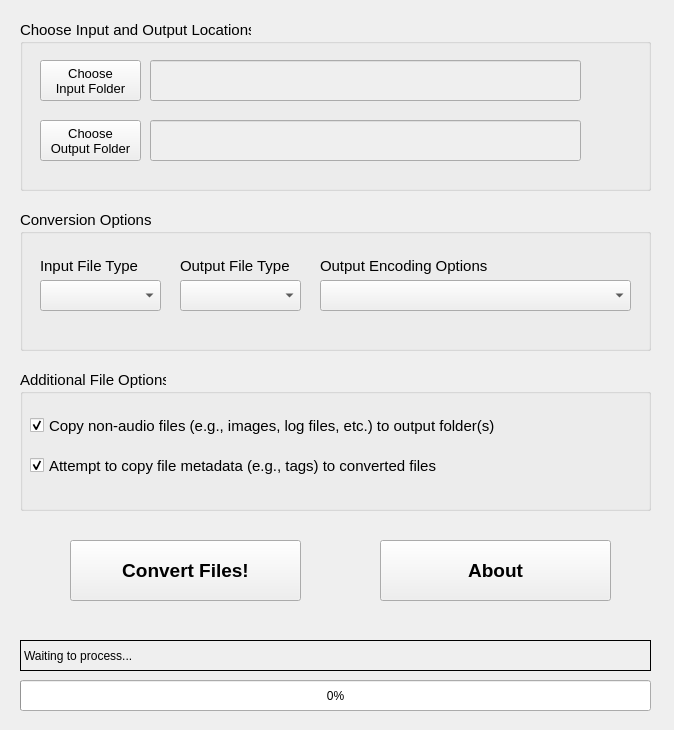
This is qt6_forms/main_window.ui in ryanboyd/Presto-Change-O as Qt 5 draws it before an edit. The edited form follows.
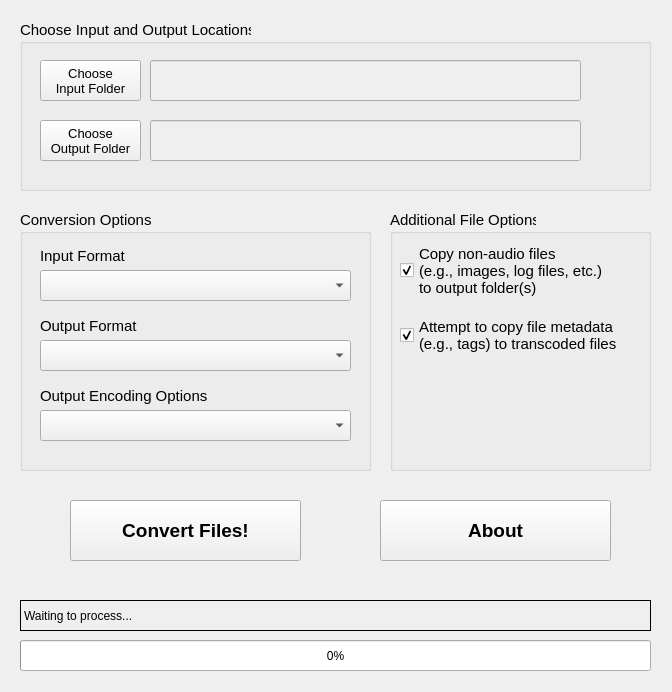
This is the edited form. Icons and pictures are not drawn.

```diff
--- a/qt6_forms/main_window.ui
+++ b/qt6_forms/main_window.ui
@@ -6,8 +6,8 @@
    <rect>
     <x>0</x>
     <y>0</y>
-    <width>674</width>
-    <height>730</height>
+    <width>672</width>
+    <height>692</height>
    </rect>
   </property>
   <property name="contextMenuPolicy">
@@ -25,7 +25,7 @@
     <property name="geometry">
      <rect>
       <x>20</x>
-      <y>680</y>
+      <y>640</y>
       <width>631</width>
       <height>31</height>
      </rect>
@@ -50,7 +50,7 @@
     <property name="geometry">
      <rect>
       <x>20</x>
-      <y>640</y>
+      <y>600</y>
       <width>631</width>
       <height>31</height>
      </rect>
@@ -69,7 +69,7 @@
     <property name="geometry">
      <rect>
       <x>70</x>
-      <y>540</y>
+      <y>500</y>
       <width>231</width>
       <height>61</height>
      </rect>
@@ -200,10 +200,10 @@
    <widget class="QGroupBox" name="ExtraFileOptionsGroupbox">
     <property name="geometry">
      <rect>
-      <x>20</x>
-      <y>370</y>
-      <width>631</width>
-      <height>141</height>
+      <x>390</x>
+      <y>210</y>
+      <width>261</width>
+      <height>261</height>
      </rect>
     </property>
     <property name="font">
@@ -214,33 +214,36 @@
     <property name="title">
      <string>Additional File Options</string>
     </property>
-    <widget class="QCheckBox" name="IncludeNonAudioCheckbox">
-     <property name="geometry">
-      <rect>
-       <x>10</x>
-       <y>40</y>
-       <width>601</width>
-       <height>31</height>
-      </rect>
-     </property>
-     <property name="text">
-      <string>Copy non-audio files (e.g., images, log files, etc.) to output folder(s)</string>
-     </property>
-     <property name="checked">
-      <bool>true</bool>
-     </property>
-    </widget>
     <widget class="QCheckBox" name="CopyMetadataCheckbox">
      <property name="geometry">
       <rect>
        <x>10</x>
-       <y>80</y>
-       <width>601</width>
-       <height>31</height>
+       <y>100</y>
+       <width>231</width>
+       <height>51</height>
       </rect>
      </property>
      <property name="text">
-      <string>Attempt to copy file metadata (e.g., tags) to converted files</string>
+      <string>Attempt to copy file metadata
+(e.g., tags) to transcoded files</string>
+     </property>
+     <property name="checked">
+      <bool>true</bool>
+     </property>
+    </widget>
+    <widget class="QCheckBox" name="IncludeNonAudioCheckbox">
+     <property name="geometry">
+      <rect>
+       <x>10</x>
+       <y>30</y>
+       <width>231</width>
+       <height>61</height>
+      </rect>
+     </property>
+     <property name="text">
+      <string>Copy non-audio files
+(e.g., images, log files, etc.)
+to output folder(s)</string>
      </property>
      <property name="checked">
       <bool>true</bool>
@@ -251,7 +254,7 @@
     <property name="geometry">
      <rect>
       <x>380</x>
-      <y>540</y>
+      <y>500</y>
       <width>231</width>
       <height>61</height>
      </rect>
@@ -277,8 +280,8 @@
      <rect>
       <x>20</x>
       <y>210</y>
-      <width>631</width>
-      <height>141</height>
+      <width>351</width>
+      <height>261</height>
      </rect>
     </property>
     <property name="font">
@@ -293,8 +296,8 @@
      <property name="geometry">
       <rect>
        <x>20</x>
-       <y>70</y>
-       <width>121</width>
+       <y>60</y>
+       <width>311</width>
        <height>31</height>
       </rect>
      </property>
@@ -303,7 +306,7 @@
      <property name="geometry">
       <rect>
        <x>20</x>
-       <y>40</y>
+       <y>30</y>
        <width>121</width>
        <height>31</height>
       </rect>
@@ -314,7 +317,7 @@
       </font>
      </property>
      <property name="text">
-      <string>Input File Type</string>
+      <string>Input Format</string>
      </property>
      <property name="alignment">
       <set>Qt::AlignLeading|Qt::AlignLeft|Qt::AlignVCenter</set>
@@ -323,8 +326,8 @@
     <widget class="QLabel" name="OutputFileFormatLabel">
      <property name="geometry">
       <rect>
-       <x>160</x>
-       <y>40</y>
+       <x>20</x>
+       <y>100</y>
        <width>121</width>
        <height>31</height>
       </rect>
@@ -335,7 +338,7 @@
       </font>
      </property>
      <property name="text">
-      <string>Output File Type</string>
+      <string>Output Format</string>
      </property>
      <property name="alignment">
       <set>Qt::AlignLeading|Qt::AlignLeft|Qt::AlignVCenter</set>
@@ -344,9 +347,9 @@
     <widget class="QComboBox" name="OutputFileFormatComboBox">
      <property name="geometry">
       <rect>
-       <x>160</x>
-       <y>70</y>
-       <width>121</width>
+       <x>20</x>
+       <y>130</y>
+       <width>311</width>
        <height>31</height>
       </rect>
      </property>
@@ -354,8 +357,8 @@
     <widget class="QLabel" name="OutputFileParametersLabel">
      <property name="geometry">
       <rect>
-       <x>300</x>
-       <y>40</y>
+       <x>20</x>
+       <y>170</y>
        <width>311</width>
        <height>31</height>
       </rect>
@@ -375,8 +378,8 @@
     <widget class="QComboBox" name="OutputFileParametersComboBox">
      <property name="geometry">
       <rect>
-       <x>300</x>
-       <y>70</y>
+       <x>20</x>
+       <y>200</y>
        <width>311</width>
        <height>31</height>
       </rect>
```
